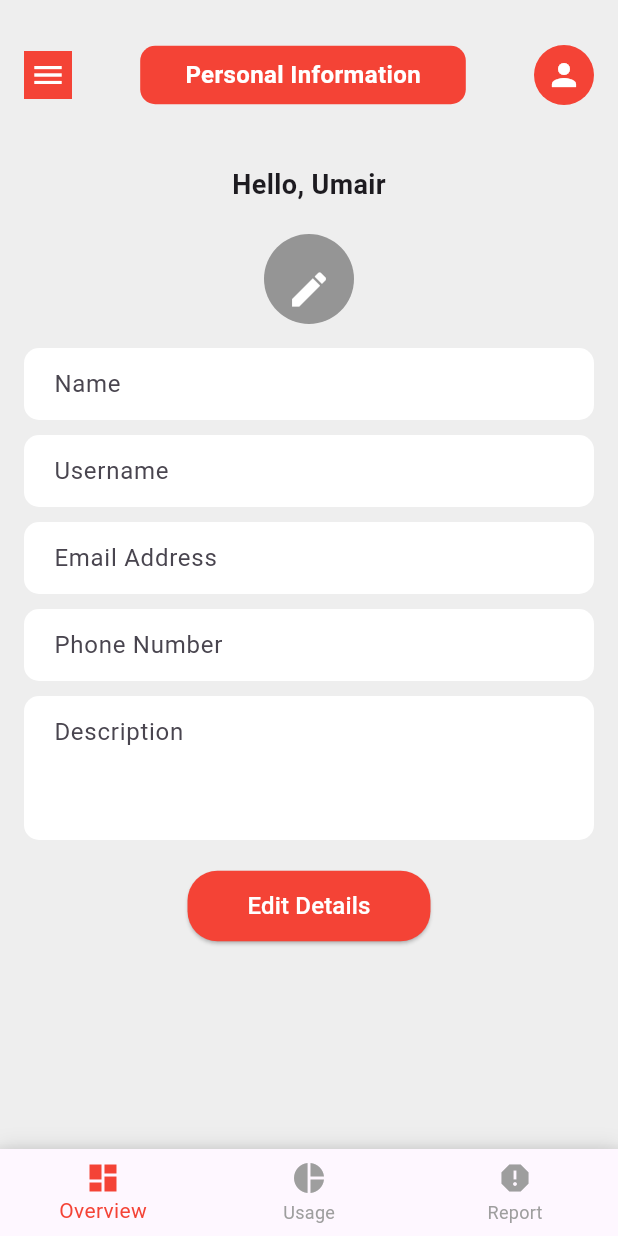
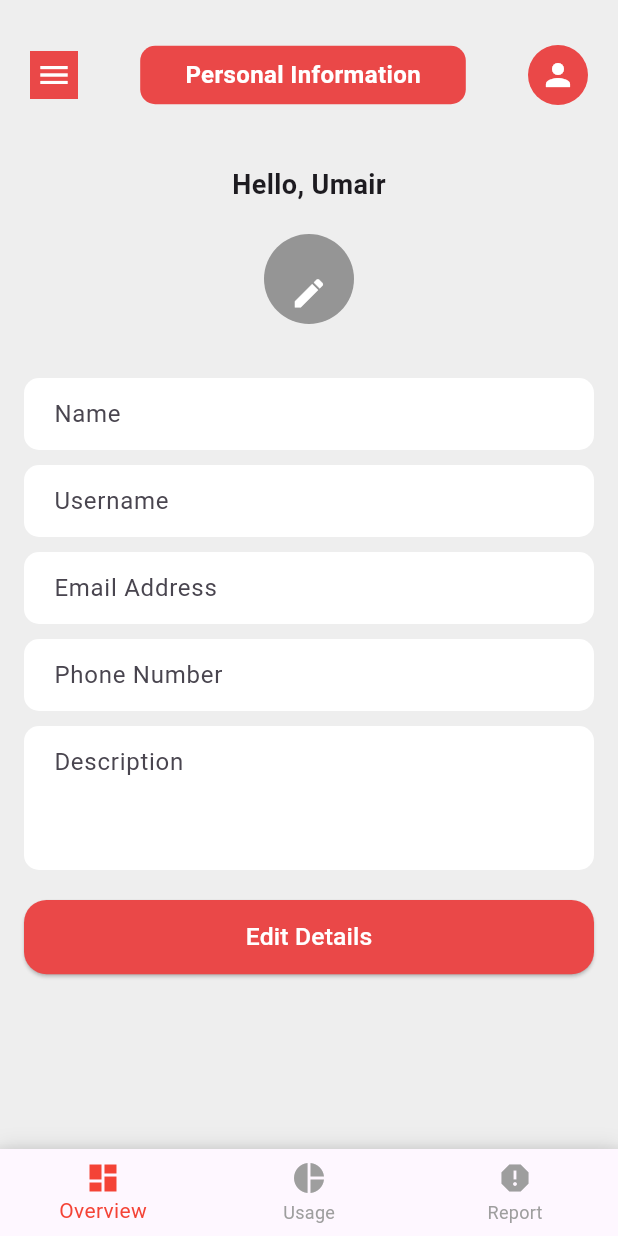
Before and after one commit to Umair-Amjad-Ali/Flutter, a Flutter app: the screen it shows after launch, on a phone screen of 412 x 824 dp. Run offline on Flutter 3.47's test engine with Material 3 defaults, Android fonts, the phone set to English and light mode, and no system bars.

Commit message:
modify navigation

```diff
--- a/stock_counter/lib/screens/personal_info.dart
+++ b/stock_counter/lib/screens/personal_info.dart
@@ -1,4 +1,5 @@
 import 'package:flutter/material.dart';
+import 'package:stock_counter/widgets/dynamic_button.dart';
 
 class PersonalInfo extends StatefulWidget {
   const PersonalInfo({super.key});
@@ -53,7 +54,7 @@ class _PersonalInfoState extends State<PersonalInfo> {
           children: [
             // Custom AppBar
             Padding(
-              padding: const EdgeInsets.symmetric(horizontal: 16, vertical: 30),
+              padding: const EdgeInsets.symmetric(horizontal: 20, vertical: 30),
               child: Row(
                 mainAxisAlignment: MainAxisAlignment.spaceBetween,
                 children: [
@@ -61,7 +62,7 @@ class _PersonalInfoState extends State<PersonalInfo> {
                   Container(
                     padding: const EdgeInsets.all(4),
                     decoration: const BoxDecoration(
-                      color: Colors.red,
+                      color: Color(0xFFEA4848),
                       shape: BoxShape.rectangle,
                     ),
                     child: const Icon(Icons.menu, color: Colors.white),
@@ -71,7 +72,7 @@ class _PersonalInfoState extends State<PersonalInfo> {
                     padding:
                         const EdgeInsets.symmetric(horizontal: 30, vertical: 8),
                     decoration: BoxDecoration(
-                      color: Colors.red,
+                      color: Color(0xFFEA4848),
                       borderRadius: BorderRadius.circular(10),
                     ),
                     child: const Text(
@@ -87,7 +88,7 @@ class _PersonalInfoState extends State<PersonalInfo> {
                   Container(
                     padding: const EdgeInsets.all(8),
                     decoration: const BoxDecoration(
-                      color: Colors.red,
+                      color: Color(0xFFEA4848),
                       shape: BoxShape.circle,
                     ),
                     child: const Icon(Icons.person, color: Colors.white),
@@ -119,13 +120,13 @@ class _PersonalInfoState extends State<PersonalInfo> {
                   right: 0,
                   child: Icon(
                     Icons.edit,
-                    size: 30,
+                    size: 25,
                     color: Colors.white,
                   ),
                 ),
               ],
             ),
-
+            SizedBox(height: 20),
             // Form Fields
             Expanded(
               child: SingleChildScrollView(
@@ -200,25 +201,19 @@ class _PersonalInfoState extends State<PersonalInfo> {
                         },
                       ),
                       const SizedBox(height: 20),
-                      ElevatedButton(
-                        onPressed: () {
-                          if (_formKey.currentState!.validate()) {
-                            // Save or update the information
-                            print('Details updated!');
-                          }
-                        },
-                        style: ElevatedButton.styleFrom(
-                          backgroundColor: Colors.red,
-                          padding: const EdgeInsets.symmetric(
-                              horizontal: 40, vertical: 12),
-                          shape: RoundedRectangleBorder(
-                            borderRadius: BorderRadius.circular(20),
-                          ),
-                        ),
-                        child: const Text(
-                          'Edit Details',
-                          style: TextStyle(color: Colors.white, fontSize: 16),
-                        ),
+                      Row(
+                        mainAxisAlignment: MainAxisAlignment.center,
+                        children: [
+                          Expanded(
+                              child: DynamicButton(
+                                  label: "Edit Details",
+                                  onPressed: () {
+                                    if (_formKey.currentState!.validate()) {
+                                      // Save or update the information
+                                      print('Details updated!');
+                                    }
+                                  }))
+                        ],
                       ),
                     ],
                   ),
--- a/stock_counter/lib/screens/role.dart
+++ b/stock_counter/lib/screens/role.dart
@@ -1,5 +1,5 @@
 import 'package:flutter/material.dart';
-import 'package:stock_counter/screens/signupdetails.dart';
+import 'package:stock_counter/screens/signup_detail.dart';
 import 'package:stock_counter/widgets/dynamic_button.dart';
 
 class Role extends StatelessWidget {
@@ -38,7 +38,7 @@ class Role extends StatelessWidget {
                           Navigator.push(
                               context,
                               MaterialPageRoute(
-                                  builder: (context) => const Signupdetails()));
+                                  builder: (context) => const SignupDetail()));
                         },
                       ),
                     ),
@@ -55,7 +55,7 @@ class Role extends StatelessWidget {
                           Navigator.push(
                               context,
                               MaterialPageRoute(
-                                  builder: (context) => const Signupdetails()));
+                                  builder: (context) => const SignupDetail()));
                         },
                       ),
                     ),
```
Also changed, not shown: stock_counter/lib/main.dart (+0 -11 lines), stock_counter/lib/screens/register_sucess.dart (+9 -1 lines), stock_counter/lib/screens/signin.dart (+9 -53 lines), stock_counter/lib/screens/signup_detail.dart (+17 -13 lines), stock_counter/lib/screens/signupdetails.dart (deleted, +0 -15 lines), stock_counter/lib/screens/sucess.dart (+9 -3 lines).
